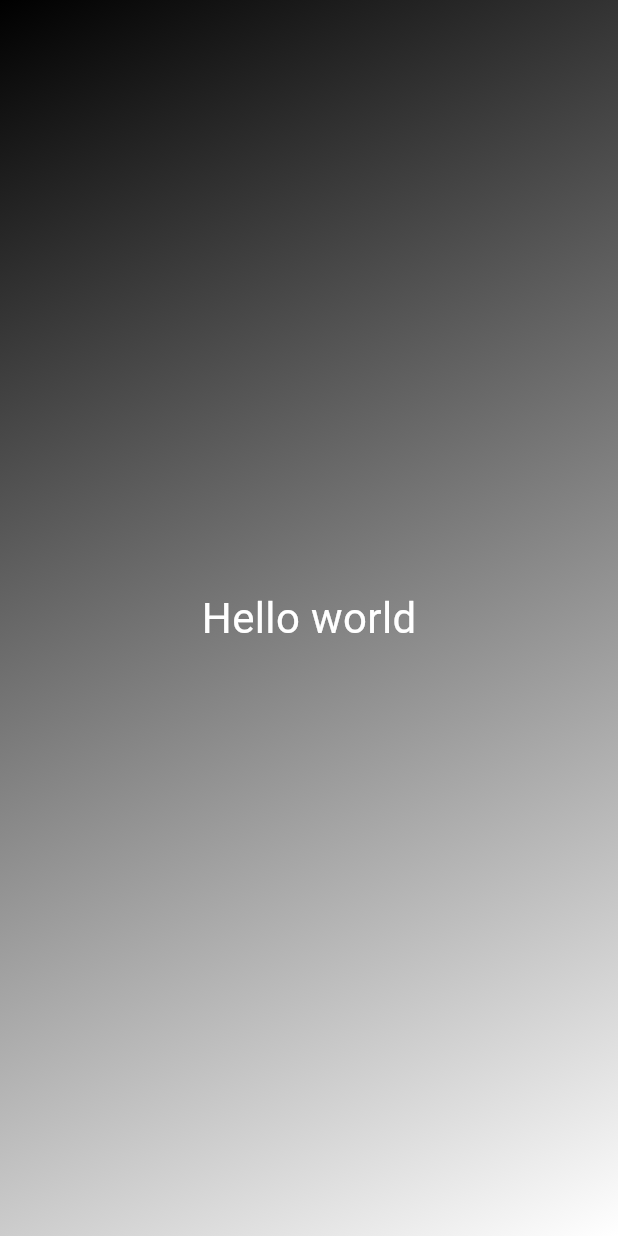
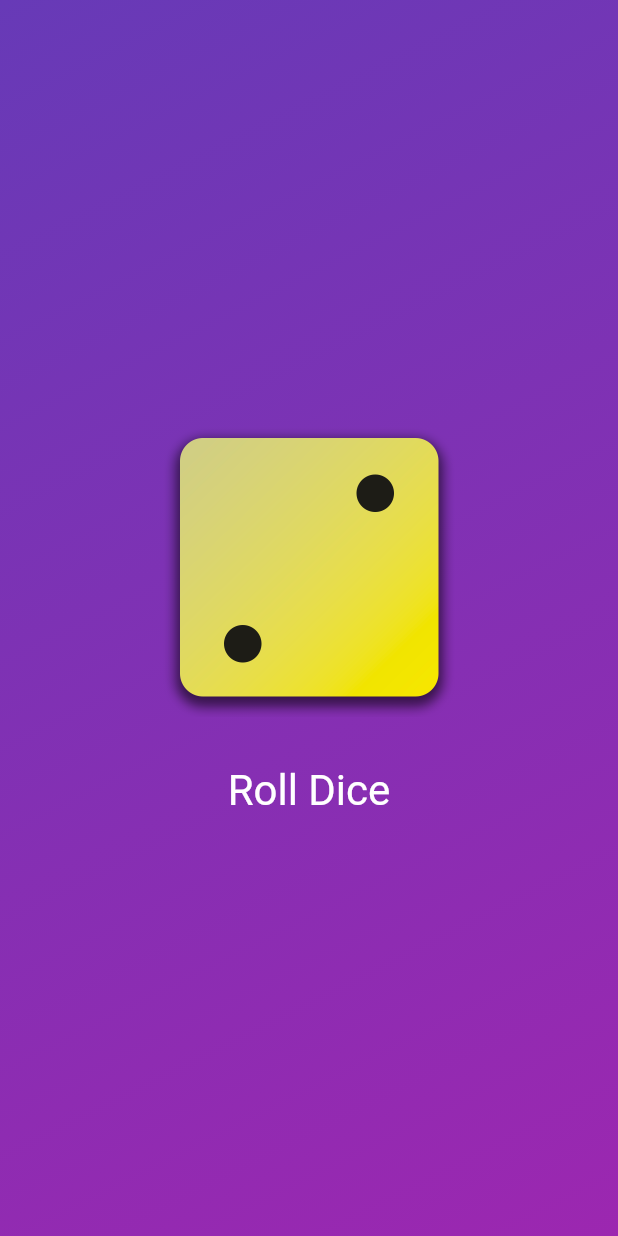
Before and after one commit to aditiakusuma/dice_app, a Flutter app: the screen it shows after launch, on a phone screen of 412 x 824 dp. Run offline on Flutter 3.47's test engine with Material 3 defaults, Android fonts, the phone set to English and light mode, and no system bars.

Commit message:
add dice roll stateful

```diff
--- /dev/null
+++ b/lib/dice_roller.dart
@@ -0,0 +1,49 @@
+import 'package:flutter/material.dart';
+import 'dart:math';
+
+final randomizer = Random();
+
+class DiceRoller extends StatefulWidget {
+  const DiceRoller({super.key});
+
+  @override
+  State<DiceRoller> createState() {
+    return _DiceRollerState();
+  }
+}
+
+class _DiceRollerState extends State<DiceRoller> {
+  var currentDiceRoll = 2;
+
+  void rollDice() {
+    setState(() {
+      currentDiceRoll = randomizer.nextInt(6) + 1;
+    });
+  }
+
+  @override
+  Widget build(context) {
+    return Column(
+      mainAxisSize: MainAxisSize.min,
+      children: [
+        Image.asset(
+          'assets/images/dice-$currentDiceRoll.png',
+          width: 200,
+        ),
+        SizedBox(
+          height: 20,
+        ),
+        TextButton(
+            onPressed: rollDice,
+            style: TextButton.styleFrom(
+                padding: EdgeInsets.only(top: 10),
+                foregroundColor: Colors.white,
+                textStyle: TextStyle(fontSize: 28)),
+            child: Text(
+              'Roll Dice',
+              style: TextStyle(color: Colors.white),
+            ))
+      ],
+    );
+  }
+}
--- a/lib/gradient_container.dart
+++ b/lib/gradient_container.dart
@@ -1,4 +1,4 @@
-import 'package:dice_app/styled_text.dart';
+import 'package:dice_app/dice_roller.dart';
 import 'package:flutter/material.dart';
 
 const startAlignment = Alignment.topLeft;
@@ -10,6 +10,9 @@ class GradientContainer extends StatelessWidget {
     required this.colors,
   });
 
+  GradientContainer.purple({super.key})
+      : colors = [Colors.deepPurple, Colors.purple];
+
   final List<Color> colors;
 
   @override
@@ -18,6 +21,6 @@ class GradientContainer extends StatelessWidget {
         decoration: BoxDecoration(
             gradient: LinearGradient(
                 colors: colors, begin: startAlignment, end: endAlignment)),
-        child: Center(child: StyledText('Hello world')));
+        child: Center(child: DiceRoller()));
   }
 }
--- a/lib/main.dart
+++ b/lib/main.dart
@@ -4,7 +4,7 @@ import 'package:flutter/material.dart';
 void main() {
   runApp(MaterialApp(
     home: Scaffold(
-      body: GradientContainer(colors: [Colors.black, Colors.white]),
+      body: GradientContainer.purple(),
     ),
   ));
 }
```
Also changed, not shown: pubspec.yaml (+7 -3 lines), assets/images/dice-1.png (added), assets/images/dice-2.png (added), assets/images/dice-3.png (added), assets/images/dice-4.png (added), assets/images/dice-5.png (added), assets/images/dice-6.png (added).
